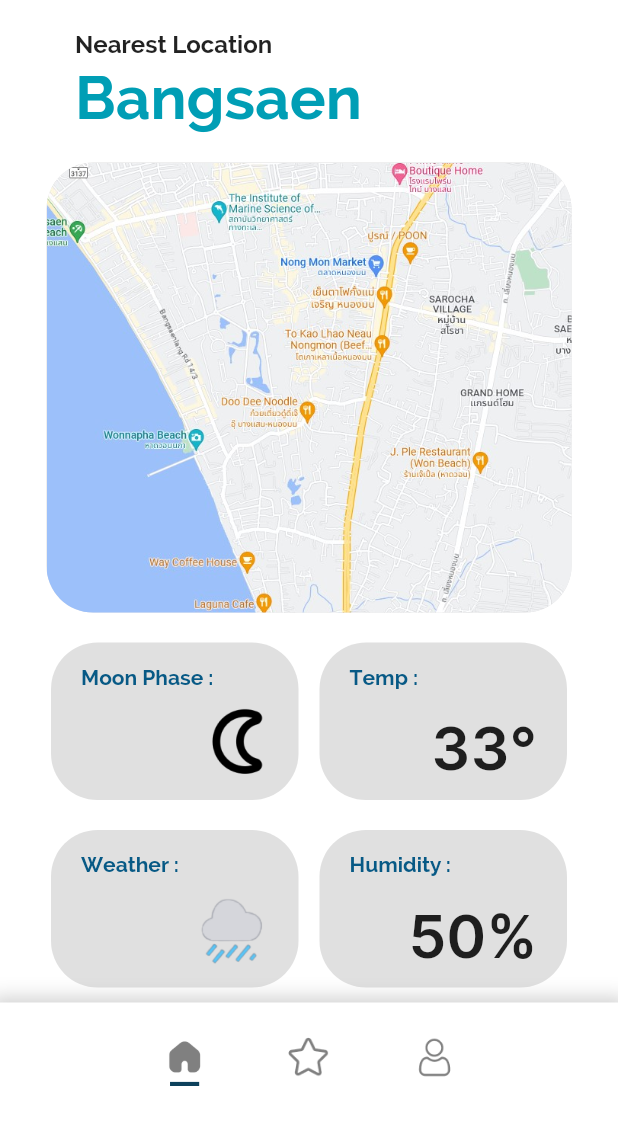
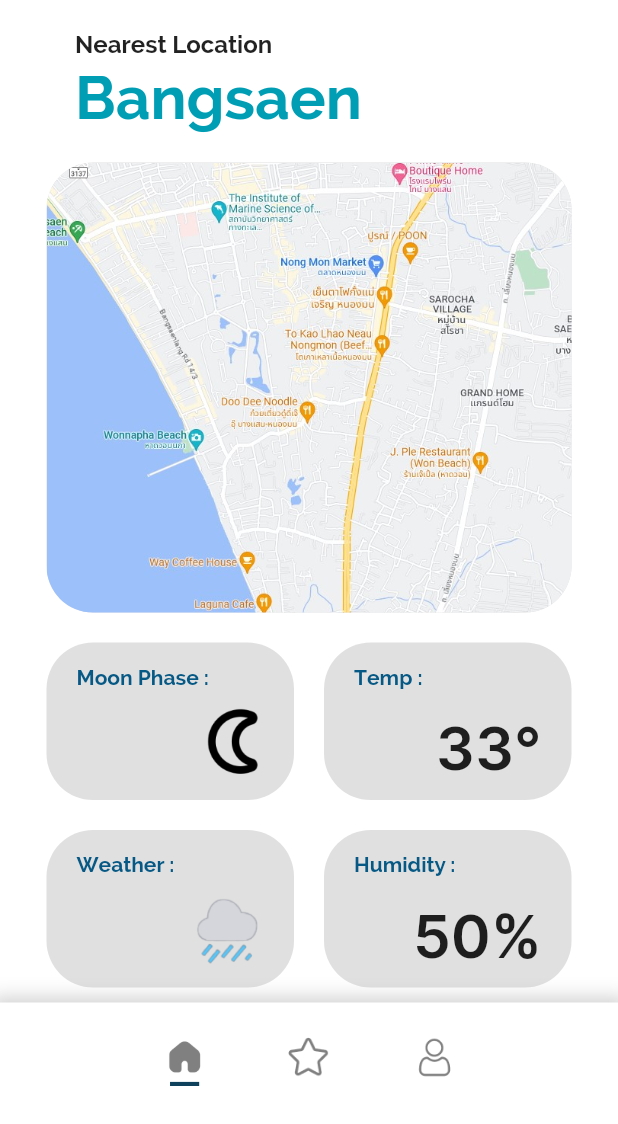
Before and after one commit to TeepaponChoak/Oceanpal, a Flutter app: the StatusPage screen opened directly, on a phone screen of 412 x 824 dp, the part 112-1236 px from its top. Run offline on Flutter 3.47's test engine with Material 2 defaults, Android fonts, the phone set to English and light mode, and no system bars; our stand-ins replace convex_bottom_bar.

Commit message:
responsive

```diff
--- a/lib/home.dart
+++ b/lib/home.dart
@@ -265,7 +265,7 @@ class pp extends State<MyMainSite> {
               Container(
                 padding: EdgeInsets.only(bottom: 17),
                 child: Row(
-                  mainAxisAlignment: MainAxisAlignment.spaceEvenly,
+                  mainAxisAlignment: MainAxisAlignment.center,
                   children: [
                     Container(
                       padding: EdgeInsets.only(top: 15),
@@ -277,6 +277,7 @@ class pp extends State<MyMainSite> {
                       ),
                     ),
                     Container(
+                      margin: EdgeInsets.only(left: 50),
                       child: Column(
                         crossAxisAlignment: CrossAxisAlignment.start,
                         children: <Widget>[
--- a/lib/status.dart
+++ b/lib/status.dart
@@ -113,7 +113,7 @@ class Status extends State<StatusPage> {
                 Container(
                   margin: EdgeInsets.all(20),
                   child: Row(
-                    mainAxisAlignment: MainAxisAlignment.spaceEvenly,
+                    mainAxisAlignment: MainAxisAlignment.center,
                     children: <Widget>[
                       Container(
                         width: 165,
@@ -149,6 +149,7 @@ class Status extends State<StatusPage> {
                         ),
                       ),
                       Container(
+                        margin: EdgeInsets.only(left: 20),
                         width: 165,
                         height: 105,
                         decoration: BoxDecoration(
@@ -192,7 +193,7 @@ class Status extends State<StatusPage> {
                 Container(
                   margin: EdgeInsets.only(right: 20, left: 20),
                   child: Row(
-                    mainAxisAlignment: MainAxisAlignment.spaceEvenly,
+                    mainAxisAlignment: MainAxisAlignment.center,
                     children: <Widget>[
                       Container(
                         width: 165,
@@ -228,6 +229,7 @@ class Status extends State<StatusPage> {
                         ),
                       ),
                       Container(
+                        margin: EdgeInsets.only(left: 20),
                         width: 165,
                         height: 105,
                         decoration: BoxDecoration(
```
